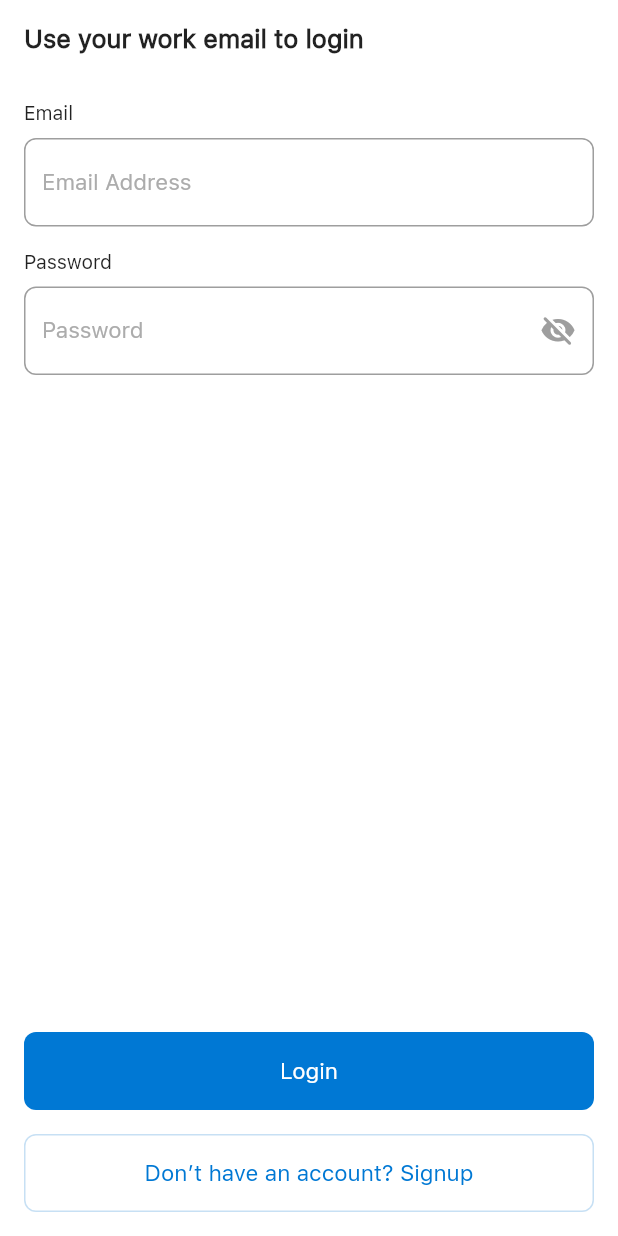
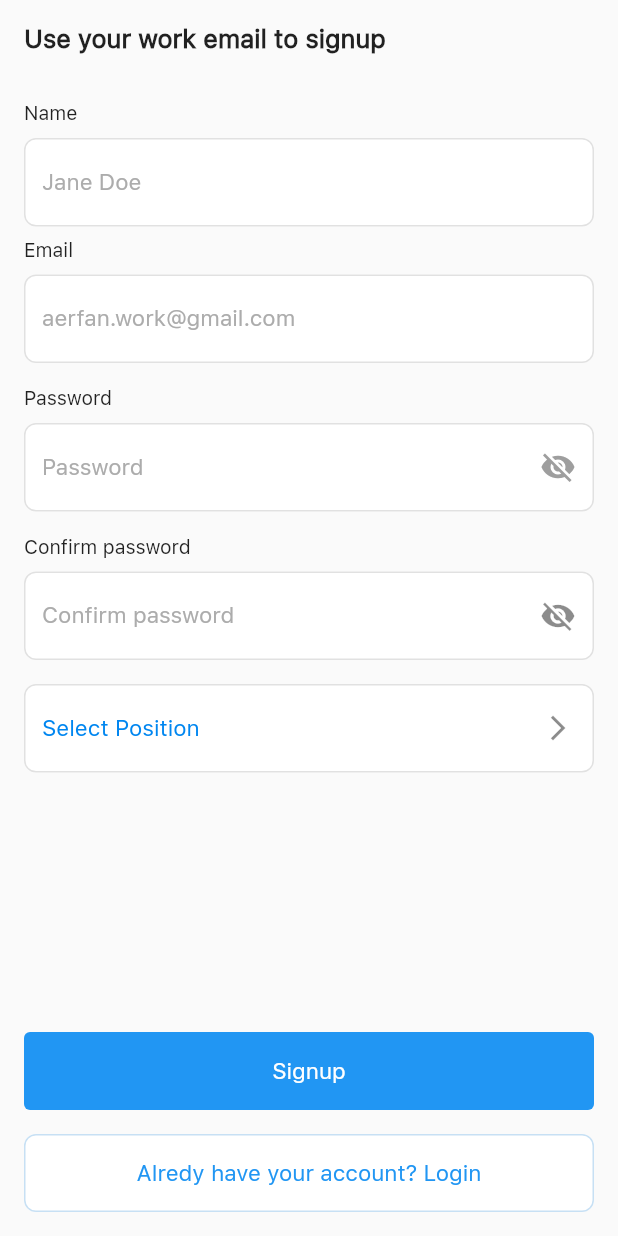
Before and after one commit to marufrobin/clean_soil_flutter, a Flutter app: the AccountSignInPage screen opened directly, after a tap on "Don’t have an account? Signup", on a phone screen of 412 x 824 dp. Run offline on Flutter 3.47's test engine with Material 2 defaults, Android fonts, the phone set to English and light mode, and no system bars.

Commit message:
onboarding , account singup page added and signIn bug fixed.

```diff
--- a/lib/authentication/account_signIn.dart
+++ b/lib/authentication/account_signIn.dart
@@ -1,3 +1,4 @@
+import 'package:clean_soil_flutter/authentication/account_signup.dart';
 import 'package:flutter/material.dart';
 
 class AccountSignInPage extends StatefulWidget with ValidationMixin {
@@ -150,7 +151,14 @@ class _AccountSignInPageState extends State<AccountSignInPage> {
                       width: 1,
                     )),
                   ),
-                  onPressed: () {},
+                  //Sign UP Button navigator
+                  onPressed: () {
+                    Navigator.push(
+                        context,
+                        MaterialPageRoute(
+                          builder: (context) => SignUp(),
+                        ));
+                  },
                   child: Container(
                     width: double.infinity,
                     height: 52,
--- /dev/null
+++ b/lib/authentication/account_signup.dart
@@ -0,0 +1,345 @@
+import 'package:clean_soil_flutter/authentication/account_signIn.dart';
+import 'package:flutter/material.dart';
+
+import 'emailVarification.dart';
+
+class SignUp extends StatefulWidget {
+  const SignUp({super.key});
+
+  @override
+  State<SignUp> createState() => _SignUpState();
+}
+
+class _SignUpState extends State<SignUp> {
+  final GlobalKey<ScaffoldState> _scaffoldKey = GlobalKey();
+  final GlobalKey<FormState> _formKey = GlobalKey();
+  final TextEditingController nameController = TextEditingController();
+  final TextEditingController positionController = TextEditingController();
+  final TextEditingController emailController = TextEditingController();
+  final TextEditingController passwordController = TextEditingController();
+  final TextEditingController confirmpasswordController =
+      TextEditingController();
+  @override
+  Widget build(BuildContext context) {
+    return SafeArea(
+      child: Scaffold(
+        resizeToAvoidBottomInset: false,
+        body: Container(
+          padding: EdgeInsets.all(16),
+          height: MediaQuery.of(context).size.height * 1.00,
+          width: double.infinity,
+          child: Form(
+            key: _formKey,
+            child: Column(
+              mainAxisAlignment: MainAxisAlignment.start,
+              crossAxisAlignment: CrossAxisAlignment.start,
+              children: [
+                Text(
+                  "Use your work email to signup",
+                  style: TextStyle(
+                      fontWeight: FontWeight.w600,
+                      fontSize: 17,
+                      fontFamily: "SFPro"),
+                ),
+                SizedBox(
+                  height: 32,
+                ),
+                Text(
+                  "Name",
+                  style: TextStyle(
+                      fontWeight: FontWeight.w400,
+                      fontSize: 13,
+                      fontFamily: "SFPro"),
+                ),
+                SizedBox(
+                  height: 8,
+                ),
+                TextFormField(
+                  validator: (value) {
+                    if (value!.isEmpty) {
+                      return "name is empty";
+                    }
+                  },
+                  controller: nameController,
+                  decoration: InputDecoration(
+                      hintText: "Jane Doe",
+                      hintStyle: TextStyle(
+                          fontWeight: FontWeight.w500,
+                          fontSize: 15,
+                          color: Color(0xffACACAC),
+                          fontFamily: "SFPro"),
+                      labelStyle: TextStyle(color: Colors.black),
+                      fillColor: Colors.white,
+                      filled: true,
+                      enabledBorder: OutlineInputBorder(
+                        borderSide: BorderSide(color: Color(0xffE1E1E1)),
+                        borderRadius: BorderRadius.circular(8.0),
+                      ),
+                      focusedBorder: OutlineInputBorder(
+                        borderSide: BorderSide(color: Color(0xffE1E1E1)),
+                        borderRadius: BorderRadius.circular(8.0),
+                      )),
+                ),
+                SizedBox(
+                  height: 8,
+                ),
+                Text(
+                  "Email",
+                  style: TextStyle(
+                      fontWeight: FontWeight.w400,
+                      fontSize: 13,
+                      fontFamily: "SFPro"),
+                ),
+                SizedBox(
+                  height: 8,
+                ),
+                TextFormField(
+                  validator: (value) {
+                    if (value!.isEmpty) {
+                      return "email is empty";
+                    }
+                    if (!value.contains("@")) {
+                      return "email feild requred";
+                    }
+                  },
+                  controller: emailController,
+                  decoration: InputDecoration(
+                      hintText: "aerfan.work@gmail.com",
+                      hintStyle: TextStyle(
+                          fontWeight: FontWeight.w500,
+                          fontSize: 15,
+                          color: Color(0xffACACAC),
+                          fontFamily: "SFPro"),
+                      labelStyle: TextStyle(color: Colors.black),
+                      fillColor: Colors.white,
+                      filled: true,
+                      enabledBorder: OutlineInputBorder(
+                        borderSide: BorderSide(color: Color(0xffE1E1E1)),
+                        borderRadius: BorderRadius.circular(8.0),
+                      ),
+                      focusedBorder: OutlineInputBorder(
+                        borderRadius: BorderRadius.circular(8.0),
+                        borderSide: BorderSide(color: Color(0xffE1E1E1)),
+                      )),
+                ),
+                SizedBox(
+                  height: 16,
+                ),
+                Text(
+                  "Password",
+                  style: TextStyle(
+                      fontWeight: FontWeight.w400,
+                      fontSize: 13,
+                      fontFamily: "SFPro"),
+                ),
+                SizedBox(
+                  height: 8,
+                ),
+                TextFormField(
+                  validator: (value) {
+                    if (value!.isEmpty) {
+                      return "password is empty";
+                    }
+                    if (value.length < 3) {
+                      return "password is too short";
+                    }
+                    if (value.length > 8) {
+                      return "password is too Long";
+                    }
+                  },
+                  maxLines: 1,
+                  keyboardType: TextInputType.text,
+                  obscureText: isObsecure,
+                  controller: passwordController,
+                  decoration: InputDecoration(
+                    hintText: "Password",
+                    hintStyle: TextStyle(
+                        fontWeight: FontWeight.w500,
+                        fontSize: 15,
+                        color: Color(0xffACACAC),
+                        fontFamily: "SFPro"),
+                    labelStyle: TextStyle(color: Colors.black),
+                    fillColor: Colors.white,
+                    filled: true,
+                    suffixIcon: IconButton(
+                        onPressed: () {
+                          setState(() {
+                            isObsecure = !isObsecure;
+                          });
+                        },
+                        icon: isObsecure
+                            ? Icon(
+                                Icons.visibility_off,
+                                color: Colors.grey,
+                              )
+                            : Image.asset("images/eye.png")),
+                    enabledBorder: OutlineInputBorder(
+                      borderSide: BorderSide(color: Color(0xffE1E1E1)),
+                      borderRadius: BorderRadius.circular(8.0),
+                    ),
+                    focusedBorder: OutlineInputBorder(
+                      borderRadius: BorderRadius.circular(8.0),
+                      borderSide: BorderSide(color: Color(0xffE1E1E1)),
+                    ),
+                  ),
+                ),
+                SizedBox(
+                  height: 16,
+                ),
+                Text(
+                  "Confirm password",
+                  style: TextStyle(
+                      fontWeight: FontWeight.w400,
+                      fontSize: 13,
+                      fontFamily: "SFPro"),
+                ),
+                SizedBox(
+                  height: 8,
+                ),
+                TextFormField(
+                  validator: (value) {
+                    if (value!.isEmpty) {
+                      return "Confirm password is empty";
+                    }
+                    if (value.length < 3) {
+                      return " Confirm password is too short";
+                    }
+                    if (value.length > 8) {
+                      return " Confirm password is too Long";
+                    }
+                  },
+                  maxLines: 1,
+                  keyboardType: TextInputType.text,
+                  obscureText: isObsecure2,
+                  controller: confirmpasswordController,
+                  decoration: InputDecoration(
+                    hintText: "Confirm password",
+                    hintStyle: TextStyle(
+                        fontWeight: FontWeight.w500,
+                        fontSize: 15,
+                        color: Color(0xffACACAC),
+                        fontFamily: "SFPro"),
+                    labelStyle: TextStyle(color: Colors.black),
+                    fillColor: Colors.white,
+                    filled: true,
+                    suffixIcon: IconButton(
+                        onPressed: () {
+                          setState(() {
+                            isObsecure2 = !isObsecure2;
+                          });
+                        },
+                        icon: isObsecure2
+                            ? Icon(
+                                Icons.visibility_off,
+                              )
+                            : Image.asset("images/eye.png")),
+                    enabledBorder: OutlineInputBorder(
+                      borderRadius: BorderRadius.circular(8.0),
+                      borderSide: BorderSide(color: Color(0xffE1E1E1)),
+                    ),
+                    focusedBorder: OutlineInputBorder(
+                      borderRadius: BorderRadius.circular(8.0),
+                      borderSide: BorderSide(color: Color(0xffE1E1E1)),
+                    ),
+                  ),
+                ),
+                SizedBox(
+                  height: 16,
+                ),
+                TextFormField(
+                  validator: (value) {
+                    if (value!.isEmpty) {
+                      return "name is empty";
+                    }
+                  },
+                  controller: nameController,
+                  decoration: InputDecoration(
+                      hintText: "Select Position",
+                      hintStyle: TextStyle(
+                          fontWeight: FontWeight.w500,
+                          fontSize: 15,
+                          color: Color(0xff0086F0),
+                          fontFamily: "SFPro"),
+                      fillColor: Colors.white,
+                      filled: true,
+                      suffixIcon: Icon(
+                        Icons.arrow_forward_ios,
+                        size: 20,
+                      ),
+                      enabledBorder: OutlineInputBorder(
+                        borderSide: BorderSide(color: Color(0xffE1E1E1)),
+                        borderRadius: BorderRadius.circular(8.0),
+                      ),
+                      focusedBorder: OutlineInputBorder(
+                        borderSide: BorderSide(color: Color(0xffE1E1E1)),
+                        borderRadius: BorderRadius.circular(8.0),
+                      )),
+                ),
+                Spacer(),
+                ElevatedButton(
+                    style: ButtonStyle(elevation: MaterialStatePropertyAll(0)),
+                    onPressed: () {
+                      Navigator.of(context).push(MaterialPageRoute(
+                          builder: (context) => EmailVafication()));
+                    },
+                    child: Container(
+                      width: double.infinity,
+                      height: 52,
+                      // padding: EdgeInsets.symmetric(vertical: 16, horizontal: 116),
+                      child: Center(
+                        child: Text(
+                          "Signup",
+                          style: TextStyle(
+                              fontWeight: FontWeight.w500,
+                              fontSize: 15,
+                              fontFamily: "SFPro"),
+                        ),
+                      ),
+                    )),
+                SizedBox(
+                  height: 16,
+                ),
+                ElevatedButton(
+                    style: ButtonStyle(
+                      elevation: MaterialStatePropertyAll(0),
+                      shape: MaterialStatePropertyAll(RoundedRectangleBorder(
+                          borderRadius: BorderRadius.circular(8))),
+                      side: MaterialStatePropertyAll(BorderSide(
+                        color: Color(0xffC7E0F4),
+                        width: 1,
+                      )),
+                      backgroundColor: MaterialStatePropertyAll(Colors.white),
+                    ),
+                    onPressed: () {
+                      Navigator.push(
+                          context,
+                          MaterialPageRoute(
+                            builder: (context) => AccountSignInPage(),
+                          ));
+                    },
+                    child: Container(
+                      width: double.infinity,
+                      height: 52,
+                      // padding: EdgeInsets.symmetric(vertical: 16, horizontal: 116),
+                      child: Center(
+                        child: Text(
+                          "Alredy have your account? Login",
+                          style: TextStyle(
+                              fontWeight: FontWeight.w500,
+                              fontSize: 15,
+                              color: Colors.blue,
+                              fontFamily: "SFPro"),
+                        ),
+                      ),
+                    ))
+              ],
+            ),
+          ),
+        ),
+      ),
+    );
+  }
+
+  bool isObsecure = true;
+  bool isObsecure2 = true;
+}
--- a/lib/main.dart
+++ b/lib/main.dart
@@ -1,4 +1,4 @@
-import 'package:clean_soil_flutter/authentication/account_signIn.dart';
+import 'package:clean_soil_flutter/authentication/onboarding.dart';
 import 'package:flutter/material.dart';
 
 void main() {
@@ -12,11 +12,11 @@ class MyApp extends StatelessWidget {
   @override
   Widget build(BuildContext context) {
     return MaterialApp(
-      title: 'Flutter Demo',
+      title: 'Clean Soil',
       theme: ThemeData(
         primarySwatch: Colors.blue,
       ),
-      home: AccountSignInPage(),
+      home: OnboardingScreen(),
     );
   }
 }
```
Also changed, not shown: lib/authentication/onboarding.dart (added, +151 -0 lines), images/logo.png (added).
